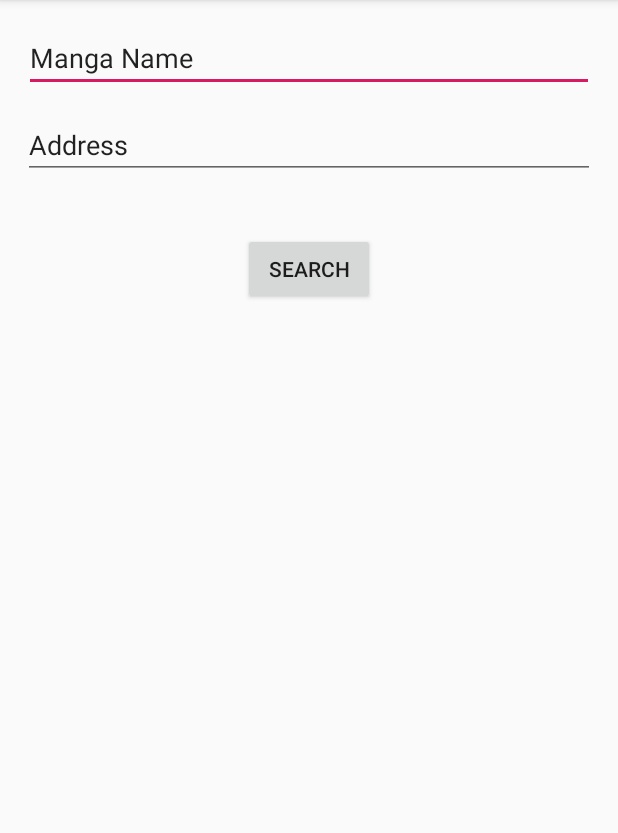
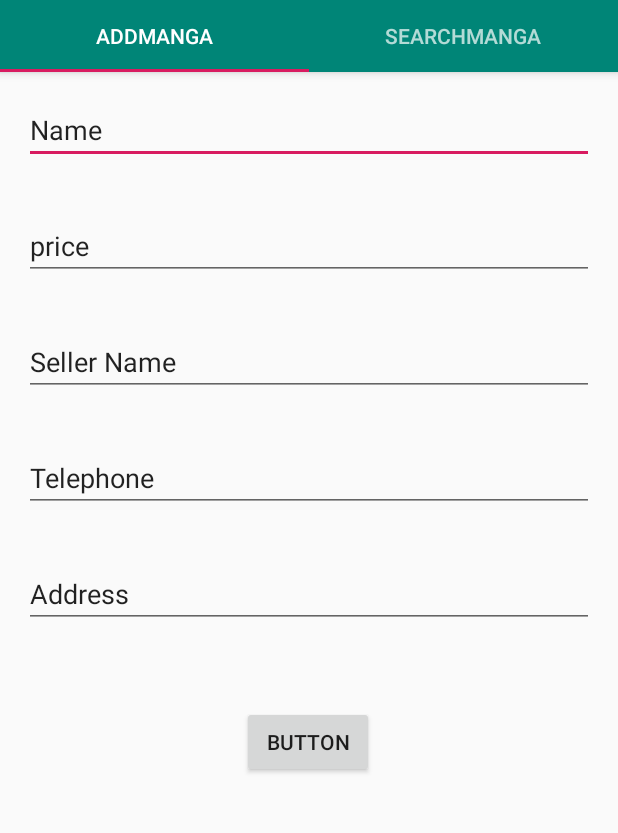
Before and after one commit to ayoublaw/ShopManga, an Android app: the screen it shows after launch (MainActivity), on a phone screen of 412 x 824 dp, the part 84-917 px from its top. Run offline under Robolectric (Android 15) with nearby library versions, the phone set to English and light mode, and no system bars; our stand-ins replace Volley; libraries missing offline, so code that uses them is left out: es.dmoral.toasty.

Commit message:
Fragment Search, add

```diff
--- a/app/build.gradle
+++ b/app/build.gradle
@@ -29,9 +29,11 @@ dependencies {
     implementation 'com.android.support:appcompat-v7:28.0.0'
     implementation 'com.android.support.constraint:constraint-layout:1.1.3'
     implementation 'com.android.support:design:28.0.0'
+    implementation 'com.android.support:support-v4:28.0.0'
     testImplementation 'junit:junit:4.12'
     androidTestImplementation 'com.android.support.test:runner:1.0.2'
     androidTestImplementation 'com.android.support.test.espresso:espresso-core:3.0.2'
     implementation 'com.mapbox.mapboxsdk:mapbox-android-sdk:7.2.0'
     implementation 'com.android.volley:volley:1.1.0'
+    implementation 'com.github.GrenderG:Toasty:1.4.1'
 }
--- a/app/src/main/java/com/android/shopmanga/MainActivity.java
+++ b/app/src/main/java/com/android/shopmanga/MainActivity.java
@@ -1,119 +1,69 @@
 package com.android.shopmanga;
 
-import android.app.Activity;
-import android.content.Intent;
-import android.location.Address;
-import android.location.Geocoder;
-import android.os.AsyncTask;
+import android.support.design.widget.TabLayout;
+import android.support.v4.app.Fragment;
+import android.support.v4.app.FragmentManager;
+import android.support.v4.app.FragmentPagerAdapter;
+import android.support.v4.view.ViewPager;
 import android.support.v7.app.AppCompatActivity;
 import android.os.Bundle;
-import android.util.Log;
-import android.view.View;
-import android.widget.ArrayAdapter;
-import android.widget.EditText;
-import android.widget.Spinner;
+import android.support.v7.widget.Toolbar;
 
-import org.json.JSONArray;
-import org.json.JSONException;
-import org.json.JSONObject;
-
-import java.io.IOException;
-import java.io.InputStreamReader;
-import java.net.HttpURLConnection;
-import java.net.MalformedURLException;
-import java.net.URL;
+import java.util.ArrayList;
 import java.util.List;
 
 public class MainActivity extends AppCompatActivity {
-    String addressetext, mangaNametext;
+
+    private Toolbar toolbar;
+    private TabLayout tabLayout;
+    private ViewPager viewPager;
 
     @Override
     protected void onCreate(Bundle savedInstanceState) {
         super.onCreate(savedInstanceState);
         setContentView(R.layout.activity_main);
+
+        toolbar = findViewById(R.id.mytoolbar);
+        setSupportActionBar(toolbar);
+
+        viewPager = findViewById(R.id.viewpager);
+        setViewPager(viewPager);
+
+        tabLayout = findViewById(R.id.mytabs);
+        tabLayout.setupWithViewPager(viewPager);
     }
+    private void setViewPager(ViewPager viewPager) {
+        ViewPagerAdapter adapter = new ViewPagerAdapter(getSupportFragmentManager());
+        adapter.addFragment(new AddMangaFragment(), "AddManga");
+        adapter.addFragment(new SearchMangaFragment(),"SearchManga");
+        viewPager.setAdapter(adapter);
+    }
+    class ViewPagerAdapter extends FragmentPagerAdapter {
+        private final List<Fragment> mFragmentList = new ArrayList<>();
+        private final List<String> mFragmentTitleList = new ArrayList<>();
 
-    public void ShowMaps(View view) {
-        Geocoder geo = new Geocoder(this);
-        double lat = 0,lng = 0;
-
-        EditText addresse = findViewById(R.id.autoCompleteTextView);
-        EditText mangaName = findViewById(R.id.MangaName);
-
-        addressetext = addresse.getText().toString();
-        mangaNametext = mangaName.getText().toString();
-
-        LatLngTask myTask = new LatLngTask(this);  //can pass other variables as needed
-        myTask.execute(addressetext,mangaNametext);
-    }
-
-    public class LatLngTask extends AsyncTask<String, Void , String>{
-
-        Activity activity;
-
-        public LatLngTask(Activity activity){
-            this.activity = activity;
+        public ViewPagerAdapter(FragmentManager manager) {
+            super(manager);
         }
 
         @Override
-        protected String doInBackground(String... text) {
-            StringBuilder jsonResults = new StringBuilder();
-            String googleMapUrl = "https://maps.googleapis.com/maps/api/geocode/json?address="
-                    + text[0]+ "&sensor=false&key=AIzaSyAejI8898winqzlekeYkhyJ2m1ZEPb3im0";
+        public Fragment getItem(int position) {
+            return mFragmentList.get(position);
+        }
 
-            try {
-                URL  url = new URL(googleMapUrl);
-                HttpURLConnection conn = (HttpURLConnection) url.openConnection();
-                InputStreamReader in = new InputStreamReader(
-                conn.getInputStream());
-                int read;
-                char[] buff = new char[1024];
-                while ((read = in.read(buff)) != -1) {
-                jsonResults.append(buff, 0, read);
-                }
-                return jsonResults.toString();
+        @Override
+        public int getCount() {
+            return mFragmentList.size();
+        }
 
-            } catch (MalformedURLException e) {
-                e.printStackTrace();
-            } catch (IOException e) {
-                e.printStackTrace();
-            }
-            return null;
+        public void addFragment(Fragment fragment, String title) {
+            mFragmentList.add(fragment);
+            mFragmentTitleList.add(title);
         }
-        protected void onPostExecute(String response) {
-            if(response == null) {
-                response = "THERE WAS AN ERROR";
-            }
-            Log.i("INFO", response);
-            try {
-                JSONObject jsonObj = new JSONObject(response);
-                JSONArray resultJsonArray = jsonObj.getJSONArray("results");
 
-                JSONObject before_geometry_jsonObj = resultJsonArray
-                        .getJSONObject(0);
-
-                JSONObject geometry_jsonObj = before_geometry_jsonObj
-                        .getJSONObject("geometry");
-
-                JSONObject location_jsonObj = geometry_jsonObj
-                        .getJSONObject("location");
-
-                String lat_helper = location_jsonObj.getString("lat");
-                double lat = Double.valueOf(lat_helper);
-
-
-                String lng_helper = location_jsonObj.getString("lng");
-                double lng = Double.valueOf(lng_helper);
-
-                Intent intent = new Intent(this.activity, MapsActivity.class);
-                intent.putExtra("lat",lat);
-                intent.putExtra("lng",lng);
-                intent.putExtra("mangaName",mangaNametext);
-                startActivity(intent);
-
-            } catch (JSONException e) {
-                e.printStackTrace();
-            }
+        @Override
+        public CharSequence getPageTitle(int position) {
+            return mFragmentTitleList.get(position);
         }
     }
 }
--- /dev/null
+++ b/app/src/main/java/com/android/shopmanga/SearchMangaFragment.java
@@ -0,0 +1,127 @@
+package com.android.shopmanga;
+
+import android.app.Activity;
+import android.content.Context;
+import android.content.Intent;
+import android.location.Geocoder;
+import android.net.Uri;
+import android.os.AsyncTask;
+import android.os.Bundle;
+import android.support.v4.app.Fragment;
+import android.util.Log;
+import android.view.LayoutInflater;
+import android.view.View;
+import android.view.ViewGroup;
+import android.widget.Button;
+import android.widget.EditText;
+
+import org.json.JSONArray;
+import org.json.JSONException;
+import org.json.JSONObject;
+
+import java.io.IOException;
+import java.io.InputStreamReader;
+import java.net.HttpURLConnection;
+import java.net.MalformedURLException;
+import java.net.URL;
+
+
+public class SearchMangaFragment extends Fragment {
+
+    String addressetext, mangaNametext;
+
+    @Override
+    public void onCreate(Bundle savedInstanceState) {
+        super.onCreate(savedInstanceState);
+    }
+
+    @Override
+    public View onCreateView(LayoutInflater inflater, ViewGroup container,
+                             Bundle savedInstanceState) {
+        // Inflate the layout for this fragment
+        View view =  inflater.inflate(R.layout.fragment_search_manga, container, false);
+        Button button =  view.findViewById(R.id.Searchbutton);
+        button.setOnClickListener(new View.OnClickListener() {
+            @Override
+            public void onClick(View v) {
+                Geocoder geo = new Geocoder(getContext());
+                double lat = 0,lng = 0;
+
+                EditText addresse = getView().findViewById(R.id.autoCompleteTextView);
+                EditText mangaName = getView().findViewById(R.id.MangaName);
+
+                addressetext = addresse.getText().toString();
+                mangaNametext = mangaName.getText().toString();
+
+                LatLngTask myTask = new LatLngTask();  //can pass other variables as needed
+                myTask.execute(addressetext,mangaNametext);
+            }
+        });
+        return view;
+    }
+
+    public class LatLngTask extends AsyncTask<String, Void , String> {
+
+        @Override
+        protected String doInBackground(String... text) {
+            StringBuilder jsonResults = new StringBuilder();
+            String googleMapUrl = "https://maps.googleapis.com/maps/api/geocode/json?address="
+                    + text[0]+ "&sensor=false&key=AIzaSyAejI8898winqzlekeYkhyJ2m1ZEPb3im0";
+
+            try {
+                URL url = new URL(googleMapUrl);
+                HttpURLConnection conn = (HttpURLConnection) url.openConnection();
+                InputStreamReader in = new InputStreamReader(
+                        conn.getInputStream());
+                int read;
+                char[] buff = new char[1024];
+                while ((read = in.read(buff)) != -1) {
+                    jsonResults.append(buff, 0, read);
+                }
+                return jsonResults.toString();
+
+            } catch (MalformedURLException e) {
+                e.printStackTrace();
+            } catch (IOException e) {
+                e.printStackTrace();
+            }
+            return null;
+        }
+        protected void onPostExecute(String response) {
+            if(response == null) {
+                response = "THERE WAS AN ERROR";
+            }
+            Log.i("INFO", response);
+            try {
+                JSONObject jsonObj = new JSONObject(response);
+                JSONArray resultJsonArray = jsonObj.getJSONArray("results");
+
+                JSONObject before_geometry_jsonObj = resultJsonArray
+                        .getJSONObject(0);
+
+                JSONObject geometry_jsonObj = before_geometry_jsonObj
+                        .getJSONObject("geometry");
+
+                JSONObject location_jsonObj = geometry_jsonObj
+                        .getJSONObject("location");
+
+                String lat_helper = location_jsonObj.getString("lat");
+                double lat = Double.valueOf(lat_helper);
+
+
+                String lng_helper = location_jsonObj.getString("lng");
+                double lng = Double.valueOf(lng_helper);
+
+                Intent intent = new Intent(getActivity(), MapsActivity.class);
+                intent.putExtra("lat",lat);
+                intent.putExtra("lng",lng);
+                intent.putExtra("mangaName",mangaNametext);
+                startActivity(intent);
+
+            } catch (JSONException e) {
+                e.printStackTrace();
+            }
+        }
+    }
+
+}
--- a/app/src/main/res/layout/activity_main.xml
+++ b/app/src/main/res/layout/activity_main.xml
@@ -1,54 +1,34 @@
 <?xml version="1.0" encoding="utf-8"?>
-<android.support.constraint.ConstraintLayout xmlns:android="http://schemas.android.com/apk/res/android"
+<android.support.design.widget.CoordinatorLayout xmlns:android="http://schemas.android.com/apk/res/android"
+    xmlns:tools="http://schemas.android.com/tools"
     xmlns:app="http://schemas.android.com/apk/res-auto"
-    xmlns:tools="http://schemas.android.com/tools"
     android:layout_width="match_parent"
-    android:layout_height="match_parent"
-    tools:context=".MainActivity">
+    android:layout_height="match_parent">
 
-    <EditText
-        android:id="@+id/MangaName"
-        android:layout_width="0dp"
+    <android.support.design.widget.AppBarLayout
+        android:layout_width="match_parent"
         android:layout_height="wrap_content"
-        android:layout_marginStart="16dp"
-        android:layout_marginLeft="16dp"
-        android:layout_marginTop="16dp"
-        android:layout_marginEnd="16dp"
-        android:layout_marginRight="16dp"
-        android:ems="10"
-        android:inputType="textPersonName"
-        android:text="@string/Manga_Name"
-        app:layout_constraintEnd_toEndOf="parent"
-        app:layout_constraintStart_toStartOf="parent"
-        app:layout_constraintTop_toTopOf="parent" />
+        android:theme="@style/ThemeOverlay.AppCompat.Dark.ActionBar">
 
-    <AutoCompleteTextView
-        android:id="@+id/autoCompleteTextView"
-        android:layout_width="381dp"
-        android:layout_height="42dp"
-        android:layout_marginStart="16dp"
-        android:layout_marginLeft="16dp"
-        android:layout_marginTop="16dp"
-        android:layout_marginEnd="16dp"
-        android:layout_marginRight="16dp"
-        android:text="@string/Address_Search"
-        app:layout_constraintEnd_toEndOf="parent"
-        app:layout_constraintStart_toStartOf="parent"
-        app:layout_constraintTop_toBottomOf="@+id/MangaName" />
+        <android.support.v7.widget.Toolbar
+            android:id="@+id/mytoolbar"
+            android:layout_width="match_parent"
+            android:layout_height="?attr/actionBarSize"
+            android:background="?attr/colorPrimary"
+            app:layout_scrollFlags="scroll|enterAlways"
+            app:popupTheme="@style/ThemeOverlay.AppCompat.Light" />
 
-    <Button
-        android:id="@+id/button"
-        android:layout_width="wrap_content"
-        android:layout_height="wrap_content"
-        android:layout_marginStart="8dp"
-        android:layout_marginLeft="8dp"
-        android:layout_marginTop="36dp"
-        android:layout_marginEnd="8dp"
-        android:layout_marginRight="8dp"
-        android:onClick="ShowMaps"
-        android:text="@string/Search_Button"
-        app:layout_constraintEnd_toEndOf="parent"
-        app:layout_constraintStart_toStartOf="parent"
-        app:layout_constraintTop_toBottomOf="@+id/autoCompleteTextView" />
+        <android.support.design.widget.TabLayout
+            android:id="@+id/mytabs"
+            android:layout_width="match_parent"
+            android:layout_height="wrap_content"
+            app:tabMode="fixed"
+            app:tabGravity="fill"/>
+    </android.support.design.widget.AppBarLayout>
 
-</android.support.constraint.ConstraintLayout>
+    <android.support.v4.view.ViewPager
+        android:id="@+id/viewpager"
+        android:layout_width="match_parent"
+        android:layout_height="match_parent"
+        app:layout_behavior="@string/appbar_scrolling_view_behavior" />
+</android.support.design.widget.CoordinatorLayout>
--- /dev/null
+++ b/app/src/main/res/layout/fragment_add_manga.xml
@@ -0,0 +1,120 @@
+<?xml version="1.0" encoding="utf-8"?>
+<android.support.constraint.ConstraintLayout xmlns:android="http://schemas.android.com/apk/res/android"
+    xmlns:app="http://schemas.android.com/apk/res-auto"
+    xmlns:tools="http://schemas.android.com/tools"
+    android:layout_width="match_parent"
+    android:layout_height="match_parent"
+    tools:context=".AddMangaFragment">
+
+    <EditText
+        android:id="@+id/AddMangaName"
+        android:layout_width="0dp"
+        android:layout_height="wrap_content"
+        android:layout_marginStart="16dp"
+        android:layout_marginLeft="16dp"
+        android:layout_marginTop="16dp"
+        android:layout_marginEnd="16dp"
+        android:layout_marginRight="16dp"
+        android:ems="10"
+        android:inputType="textPersonName"
+        android:text="@string/AddMangaFragement_name"
+        app:layout_constraintEnd_toEndOf="parent"
+        app:layout_constraintStart_toStartOf="parent"
+        app:layout_constraintTop_toTopOf="parent" />
+
+    <EditText
+        android:id="@+id/AddMangaSellerName"
+        android:layout_width="0dp"
+        android:layout_height="wrap_content"
+        android:layout_marginStart="16dp"
+        android:layout_marginLeft="16dp"
+        android:layout_marginTop="32dp"
+        android:layout_marginEnd="16dp"
+        android:layout_marginRight="16dp"
+        android:ems="10"
+        android:inputType="textPersonName"
+        android:text="@string/AddMangaFragement_sellerName"
+        app:layout_constraintEnd_toEndOf="parent"
+        app:layout_constraintStart_toStartOf="parent"
+        app:layout_constraintTop_toBottomOf="@+id/AddMangaPrice" />
+
+    <EditText
+        android:id="@+id/AddMangaTelephone"
+        android:layout_width="0dp"
+        android:layout_height="wrap_content"
+        android:layout_marginStart="16dp"
+        android:layout_marginLeft="16dp"
+        android:layout_marginTop="32dp"
+        android:layout_marginEnd="16dp"
+        android:layout_marginRight="16dp"
+        android:ems="10"
+        android:inputType="textPersonName"
+        android:text="@string/AddMangaFragement_telephone"
+        app:layout_constraintEnd_toEndOf="parent"
+        app:layout_constraintStart_toStartOf="parent"
+        app:layout_constraintTop_toBottomOf="@+id/AddMangaSellerName" />
+
+    <EditText
+        android:id="@+id/AddMangaAddres"
+        android:layout_width="0dp"
+        android:layout_height="wrap_content"
+        android:layout_marginStart="16dp"
+        android:layout_marginLeft="16dp"
+        android:layout_marginTop="32dp"
+        android:layout_marginEnd="16dp"
+        android:layout_marginRight="16dp"
+        android:ems="10"
+        android:inputType="textPersonName"
+        android:text="@string/Address_Search"
+        app:layout_constraintEnd_toEndOf="parent"
+        app:layout_constraintStart_toStartOf="parent"
+        app:layout_constraintTop_toBottomOf="@+id/AddMangaTelephone" />
+
+    <Button
+        android:id="@+id/AddFragementButton"
+        android:layout_width="wrap_content"
+        android:layout_height="wrap_content"
+        android:layout_marginStart="16dp"
+        android:layout_marginLeft="16dp"
+        android:layout_marginTop="52dp"
+        android:layout_marginEnd="16dp"
+        android:layout_marginRight="16dp"
+        android:text="Button"
+        app:layout_constraintEnd_toEndOf="parent"
+        app:layout_constraintHorizontal_bias="0.498"
+        app:layout_constraintStart_toStartOf="parent"
+        app:layout_constraintTop_toBottomOf="@+id/AddMangaAddres" />
+
+    <EditText
+        android:id="@+id/AddMangaPrice"
+        android:layout_width="0dp"
+        android:layout_height="wrap_content"
+        android:layout_marginStart="16dp"
+        android:layout_marginLeft="16dp"
+        android:layout_marginTop="32dp"
+        android:layout_marginEnd="16dp"
+        android:layout_marginRight="16dp"
+        android:ems="10"
+        android:inputType="number"
+        android:text="@string/AddMangaFragement_price"
+        app:layout_constraintEnd_toEndOf="parent"
+        app:layout_constraintStart_toStartOf="parent"
+        app:layout_constraintTop_toBottomOf="@+id/AddMangaName" />
+
+    <ProgressBar
+        android:id="@+id/AddMangaFragmentprogressBar"
+        style="?android:attr/progressBarStyle"
+        android:layout_width="wrap_content"
+        android:layout_height="wrap_content"
+        android:layout_marginStart="8dp"
+        android:layout_marginLeft="8dp"
+        android:layout_marginTop="8dp"
+        android:layout_marginEnd="8dp"
+        android:layout_marginRight="8dp"
+        android:layout_marginBottom="8dp"
+        android:visibility="gone"
+        app:layout_constraintBottom_toBottomOf="parent"
+        app:layout_constraintEnd_toEndOf="parent"
+        app:layout_constraintStart_toStartOf="parent"
+        app:layout_constraintTop_toTopOf="parent" />
+</android.support.constraint.ConstraintLayout>
--- a/app/src/main/res/values/strings.xml
+++ b/app/src/main/res/values/strings.xml
@@ -6,4 +6,11 @@
     <string name="access_token">pk.eyJ1IjoiYXlvdWJtb3VocmkiLCJhIjoiY2p0Ymp4cmN4MGxkeDRhbGl0eTNoY25idyJ9.qf2m7yqI1u-syT4IBDbzcQ</string>
     <string name="Details_button">details</string>
     <string name="Manga_Name">Manga Name</string>
+
+    <!-- TODO: Remove or change this placeholder text -->
+    <string name="hello_blank_fragment">Hello blank fragment</string>
+    <string name="AddMangaFragement_name">Name</string>
+    <string name="AddMangaFragement_price">price</string>
+    <string name="AddMangaFragement_sellerName">Seller Name</string>
+    <string name="AddMangaFragement_telephone">Telephone</string>
 </resources>
--- a/app/src/main/res/values/styles.xml
+++ b/app/src/main/res/values/styles.xml
@@ -6,6 +6,8 @@
         <item name="colorPrimary">@color/colorPrimary</item>
         <item name="colorPrimaryDark">@color/colorPrimaryDark</item>
         <item name="colorAccent">@color/colorAccent</item>
+        <item name="windowActionBar">false</item>
+        <item name="windowNoTitle">true</item>
     </style>
 
     <style name="AppTheme.NoActionBar">
--- a/build.gradle
+++ b/build.gradle
@@ -19,6 +19,7 @@ allprojects {
         google()
         jcenter()
         mavenCentral()
+        maven { url "https://jitpack.io" }
     }
 }
 
```
Also changed, not shown: app/src/main/java/com/android/shopmanga/AddMangaFragment.java (added, +99 -0 lines), app/src/main/res/layout/fragment_search_manga.xml (added, +53 -0 lines).
